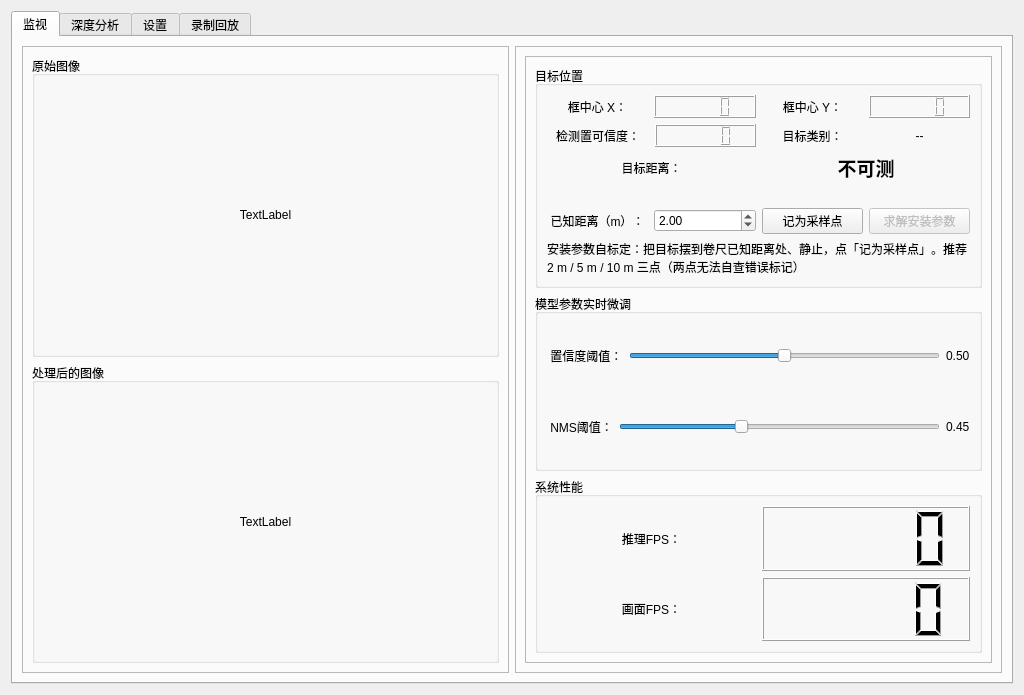
Qt form ui/EdgeSightMain.ui (embed-lsy/EdgeSight) before a commit.
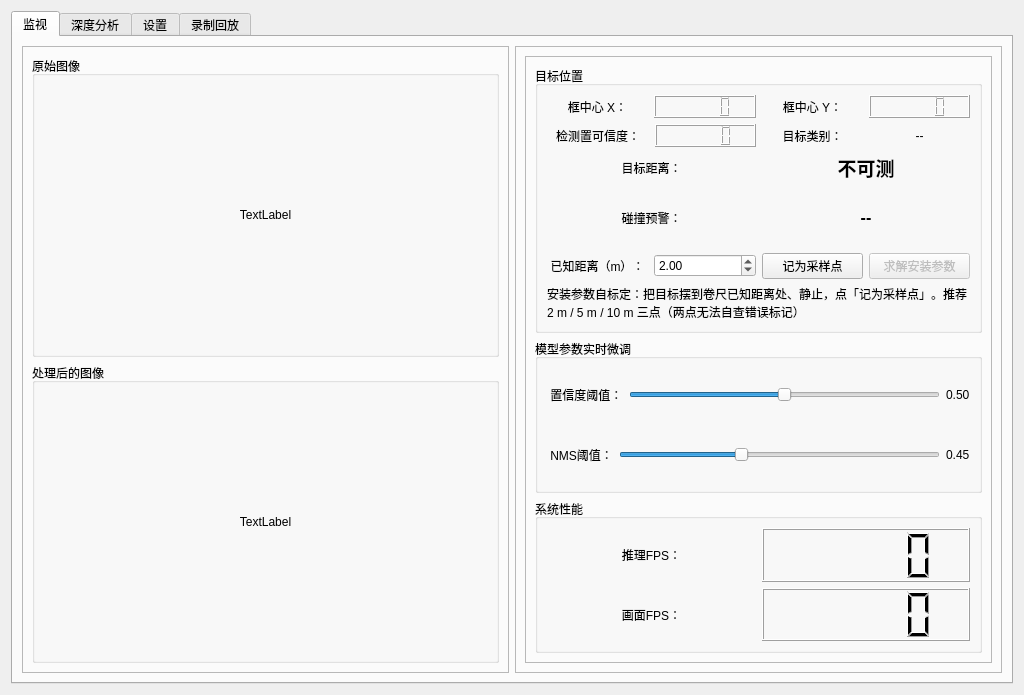
The same form after that commit. The open tabs and pages were chosen to show the change. Custom widgets are drawn as their Qt base class.

Commit message: feat(adas): TTC 预警 + 距离去噪收口 + 脚出画滞回 + 检测配置修复

Patch:
```diff
--- a/ui/EdgeSightMain.ui
+++ b/ui/EdgeSightMain.ui
@@ -375,6 +375,46 @@
                     </property>
                    </widget>
                   </item>
+                  <item>
+                   <layout class="QHBoxLayout" name="horizontalLayout_ttc">
+                    <item>
+                     <widget class="QLabel" name="label_ttc_title">
+                      <property name="text">
+                       <string>碰撞预警：</string>
+                      </property>
+                      <property name="alignment">
+                       <set>Qt::AlignmentFlag::AlignCenter</set>
+                      </property>
+                     </widget>
+                    </item>
+                    <item>
+                     <widget class="QLabel" name="label_ttc_value">
+                      <property name="text">
+                       <string>--</string>
+                      </property>
+                      <property name="alignment">
+                       <set>Qt::AlignmentFlag::AlignCenter</set>
+                      </property>
+                      <property name="styleSheet">
+                       <string notr="true">font-weight: bold; font-size: 12pt;</string>
+                      </property>
+                     </widget>
+                    </item>
+                   </layout>
+                  </item>
+                  <item>
+                   <widget class="QLabel" name="label_ttc_reason">
+                    <property name="text">
+                     <string/>
+                    </property>
+                    <property name="wordWrap">
+                     <bool>true</bool>
+                    </property>
+                    <property name="styleSheet">
+                     <string notr="true">font-size: 9pt;</string>
+                    </property>
+                   </widget>
+                  </item>
                   <item>
                    <layout class="QHBoxLayout" name="horizontalLayout_mount">
                     <item>
```
Left out of the diff: 43 changed lines with no effect on the pictures. The commit also changes 10 other files.
